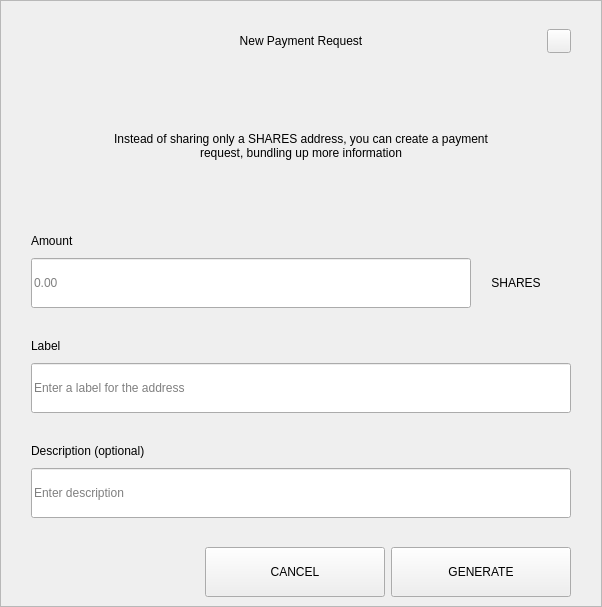
Above: src/qt/pivx/forms/requestdialog.ui from AltcoinBaggins/lil before the change. Below: the same form after it.
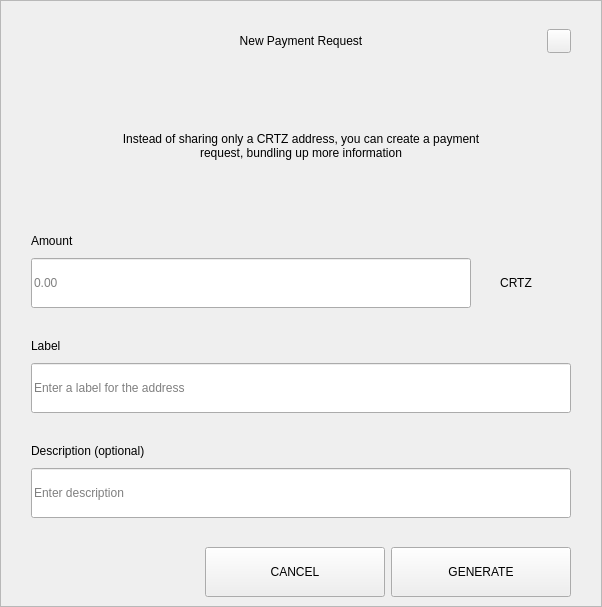
That is the form after the change.

What changed in the file:
```diff
--- a/src/qt/pivx/forms/requestdialog.ui
+++ b/src/qt/pivx/forms/requestdialog.ui
@@ -210,7 +210,7 @@
              </size>
             </property>
             <property name="text">
-             <string>Instead of sharing only a SHARES address, you can create a payment request, bundling up more information</string>
+             <string>Instead of sharing only a CRTZ address, you can create a payment request, bundling up more information</string>
             </property>
             <property name="alignment">
              <set>Qt::AlignCenter</set>
@@ -327,7 +327,7 @@
                    <item>
                     <widget class="QLabel" name="comboBoxCoin">
                      <property name="text">
-                      <string>SHARES</string>
+                      <string>CRTZ</string>
                      </property>
                      <property name="alignment">
                       <set>Qt::AlignCenter</set>
```
